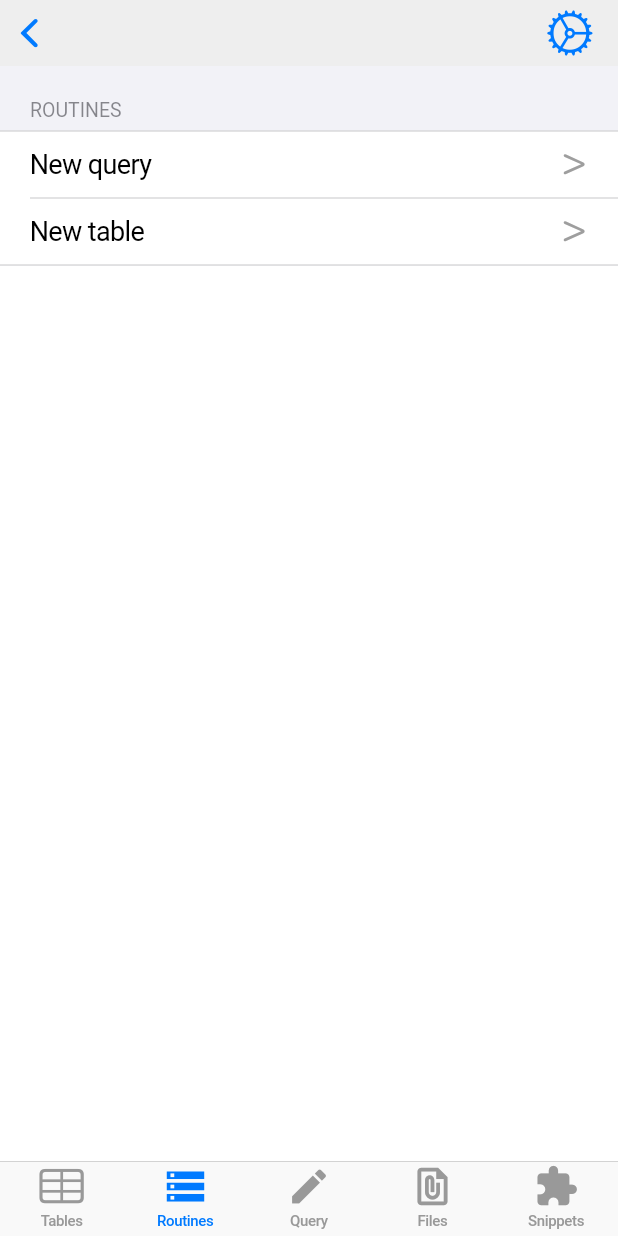
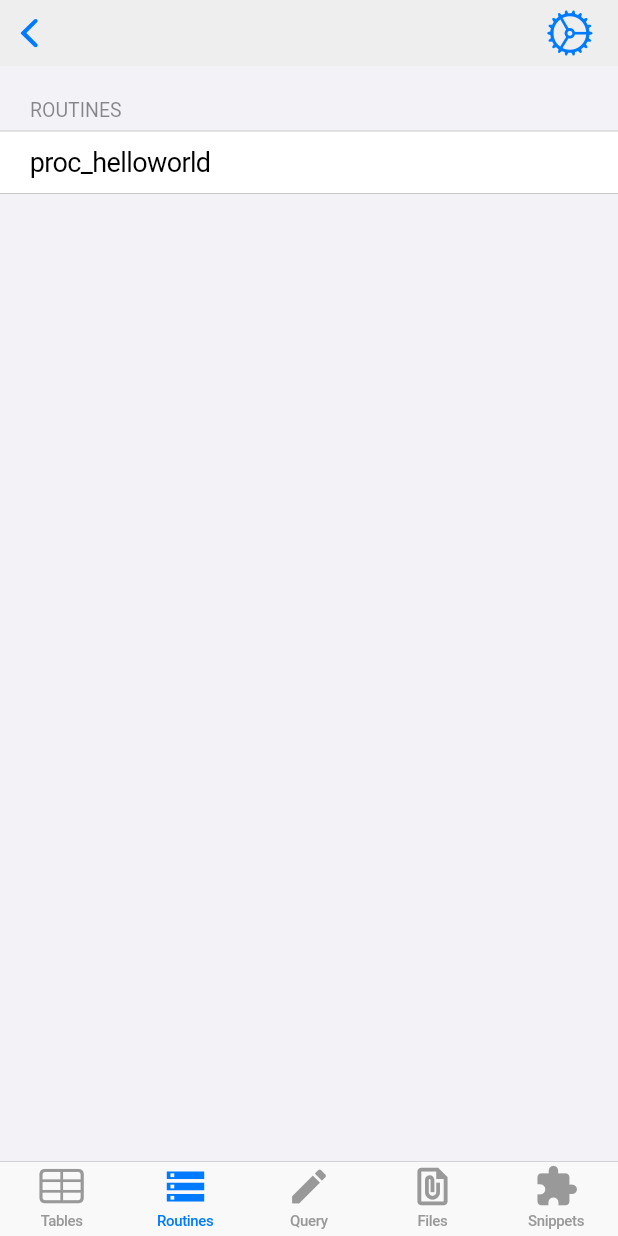
Before and after one commit to billcoding/mysql-client-flutter, a Flutter app: the MainPage screen opened directly with empty values, item 2 of the bottom bar chosen, on a phone screen of 412 x 824 dp. Run offline on Flutter 3.47's test engine with Material 2 defaults, Android fonts, the light colour scheme and no system bars; our stand-ins replace flutter_easyloading, fluttertoast; missing offline and left inert: dart_mysql, sp_util.

Commit message:
Fix: nullsafe

```diff
--- /dev/null
+++ b/lib/model/column.dart
@@ -0,0 +1,39 @@
+class Column {
+  final String schema;
+  final String collation;
+  final String charset;
+  final String table;
+  final String name;
+  final int position;
+  final String defaul;
+  final String dataType;
+  final String columnType;
+  final String key;
+  final String extra;
+  final String privilleges;
+  final String nullable;
+  final String comment;
+  final String? charactorMaxLength;
+  final int? numericPrecision;
+  final int? numericScale;
+
+  Column({
+    required this.schema,
+    required this.collation,
+    required this.charset,
+    required this.table,
+    required this.name,
+    required this.position,
+    required this.defaul,
+    required this.dataType,
+    required this.columnType,
+    required this.key,
+    required this.extra,
+    required this.privilleges,
+    required this.nullable,
+    required this.comment,
+    this.charactorMaxLength,
+    this.numericPrecision,
+    this.numericScale,
+  });
+}
--- a/lib/model/connection.dart
+++ b/lib/model/connection.dart
@@ -27,7 +27,7 @@ class Connection {
     ));
   }
 
-  Connection.fromJson(Map<String, dynamic> map)
+  Connection.fromJson(Map<dynamic, dynamic> map)
       : host = map["host"],
         port = map["port"],
         user = map["user"],
--- a/lib/pages/mysql/main.dart
+++ b/lib/pages/mysql/main.dart
@@ -10,13 +10,13 @@ import 'package:mysql_client_flutter/model/connection.dart';
 class MainPage extends StatefulWidget {
   final String title;
   final Connection conn;
-  MainPage(this.conn, {this.title});
+  MainPage(this.conn, {this.title = ''});
   @override
   _MainPageState createState() => _MainPageState();
 }
 
 class _MainPageState extends State<MainPage> {
-  MySqlConnection conn;
+  late MySqlConnection conn;
   final _tabBars = ["Tables", "Routines", "Query", "Files", "Snippets"];
   final _tabBarIcons = <IconData>[
     CupertinoIcons.table,
@@ -25,6 +25,7 @@ class _MainPageState extends State<MainPage> {
     Icons.file_present,
     Icons.extension,
   ];
+  int queryMaxLines = 28;
 
   @override
   void initState() {
@@ -66,17 +67,21 @@ class _MainPageState extends State<MainPage> {
       // create table tab view
       case 0:
         return buildTableTabView(context);
-        break;
       case 1:
         // create routine tab view
         return buildRoutineTabView(context);
-        break;
       case 2:
         // create query tab view
         return buildQueryTabView(context);
-        break;
+      case 3:
+        // create file tab view
+        return buildFileTabView(context);
+      case 4:
+        // create snippet tab view
+        return buildSnippetTabView(context);
+      default:
+        return buildTableTabView(context);
     }
-    return null;
   }
 
   Widget buildTableTabView(BuildContext context) {
@@ -90,13 +95,7 @@ class _MainPageState extends State<MainPage> {
                   child: Text(
                     'New query',
                     style: TextStyle(fontSize: 18),
-                  )),
-              Expanded(
-                  flex: 1,
-                  child: Icon(
-                    CupertinoIcons.greaterthan,
-                    color: Colors.grey,
-                  )),
+                  ))
             ])),
         CupertinoFormRow(
             padding: EdgeInsets.symmetric(vertical: 10, horizontal: 20),
@@ -106,88 +105,23 @@ class _MainPageState extends State<MainPage> {
                   child: Text(
                     'New table',
                     style: TextStyle(fontSize: 18),
-                  )),
-              Expanded(
-                  flex: 1,
-                  child: Icon(
-                    CupertinoIcons.greaterthan,
-                    color: Colors.grey,
-                  )),
+                  ))
             ])),
       ]),
-      CupertinoFormSection(header: Text('TABLES'), children: [
-        CupertinoFormRow(
-            padding: EdgeInsets.symmetric(vertical: 10, horizontal: 20),
-            child: Row(children: [
-              Expanded(
-                  flex: 19,
-                  child: Text(
-                    'New query',
-                    style: TextStyle(fontSize: 18),
-                  )),
-              Expanded(
-                  flex: 1,
-                  child: Icon(
-                    CupertinoIcons.greaterthan,
-                    color: Colors.grey,
-                  )),
-            ])),
-        CupertinoFormRow(
-            padding: EdgeInsets.symmetric(vertical: 10, horizontal: 20),
-            child: Row(children: [
-              Expanded(
-                  flex: 19,
-                  child: Text(
-                    'New table',
-                    style: TextStyle(fontSize: 18),
-                  )),
-              Expanded(
-                  flex: 1,
-                  child: Icon(
-                    CupertinoIcons.greaterthan,
-                    color: Colors.grey,
-                  )),
-            ])),
-      ]),
+      CupertinoFormSection(header: Text('TABLES'), children: buildTableItems()),
     ]);
   }
 
   Widget buildRoutineTabView(BuildContext context) {
-    return Column(children: [
-      CupertinoFormSection(header: Text('ROUTINES'), children: [
+    return CupertinoFormSection(header: Text('ROUTINES'), children: [
       CupertinoFormRow(
         padding: EdgeInsets.symmetric(vertical: 10, horizontal: 20),
-            child: Row(children: [
-              Expanded(
-                  flex: 19,
-                  child: Text(
-                    'New query',
+        prefix: Text(
+          'proc_helloworld',
           style: TextStyle(fontSize: 18),
-                  )),
-              Expanded(
-                  flex: 1,
-                  child: Icon(
-                    CupertinoIcons.greaterthan,
-                    color: Colors.grey,
-                  )),
-            ])),
-        CupertinoFormRow(
-            padding: EdgeInsets.symmetric(vertical: 10, horizontal: 20),
-            child: Row(children: [
-              Expanded(
-                  flex: 19,
-                  child: Text(
-                    'New table',
-                    style: TextStyle(fontSize: 18),
-                  )),
-              Expanded(
-                  flex: 1,
-                  child: Icon(
-                    CupertinoIcons.greaterthan,
-                    color: Colors.grey,
-                  )),
-            ])),
-      ]),
+        ),
+        child: Text(''),
+      ),
     ]);
   }
 
@@ -198,8 +132,10 @@ class _MainPageState extends State<MainPage> {
           children: [
             CupertinoButton(
                 child: Text('OK'),
-                onPressed: () async =>
-                    {FocusScope.of(context).requestFocus(FocusNode())}),
+                onPressed: () async {
+                  FocusScope.of(context).requestFocus(FocusNode());
+                  setQueryMaxline(28);
+                }),
             CupertinoButton(child: Text('Execute'), onPressed: () async => {}),
             CupertinoButton(child: Text('Save'), onPressed: () async => {}),
           ],
@@ -207,23 +143,67 @@ class _MainPageState extends State<MainPage> {
         Container(
             padding: EdgeInsets.only(left: 5, right: 5, top: 0, bottom: 60),
             child: CupertinoTextField(
-              onTap: () async => {},
-              maxLines: 28,
+              onTap: () async => setQueryMaxline(14),
+              maxLines: queryMaxLines,
             ))
       ],
     );
   }
 
+  Widget buildFileTabView(BuildContext context) {
+    return Column(children: [
+      CupertinoFormSection(header: Text('FILES'), children: [
+        CupertinoFormRow(
+          padding: EdgeInsets.symmetric(vertical: 10, horizontal: 20),
+          prefix: Text(
+            'file.sql',
+            style: TextStyle(fontSize: 18),
+          ),
+          child: Text(''),
+        ),
+      ]),
+    ]);
+  }
+
+  Widget buildSnippetTabView(BuildContext context) {
+    return Column(children: [
+      CupertinoFormSection(header: Text('SNIPPETS'), children: [
+        CupertinoFormRow(
+          padding: EdgeInsets.symmetric(vertical: 10, horizontal: 20),
+          prefix: Text(
+            'select_table_person',
+            style: TextStyle(fontSize: 18),
+          ),
+          child: Text(''),
+        ),
+      ]),
+    ]);
+  }
+
+  void setQueryMaxline(int maxLines) => setState(() {
+        queryMaxLines = maxLines;
+      });
+
   Future<void> open() async {
     var conn = await widget.conn.connect();
-    if (conn != null) {
     var results = await conn.query('select 1');
     if (results.length > 0) {
       this.conn = conn;
       return;
     }
-    }
     EasyLoading.showError('connect: fail');
     Navigator.of(context).pop();
   }
+
+  List<Widget> buildTableItems() {
+    return [
+      CupertinoFormRow(
+          padding: EdgeInsets.symmetric(vertical: 10, horizontal: 20),
+          prefix: Text(
+            'table_person',
+            style: TextStyle(fontSize: 18),
+          ),
+          child: Text(''))
+    ];
   }
+}
--- a/pubspec.yaml
+++ b/pubspec.yaml
@@ -18,7 +18,7 @@
 version: 1.0.0+1
 
 environment:
-  sdk: ">=2.7.0 <3.0.0"
+  sdk: ">=2.12.0 <3.0.0"
 
 dependencies:
   flutter:
```
Also changed, not shown: lib/model/routine.dart (added, +22 -0 lines), lib/model/table.dart (added, +20 -0 lines), lib/pages/connections/add.dart (+28 -28 lines), lib/pages/connections/home.dart (+5 -3 lines). Lines whose indentation alone changed are shown as unchanged.
